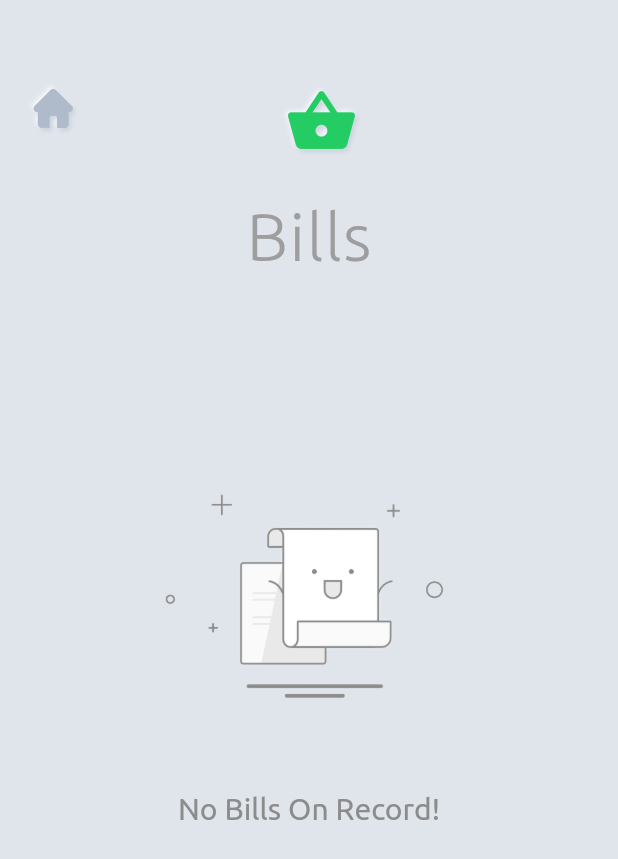
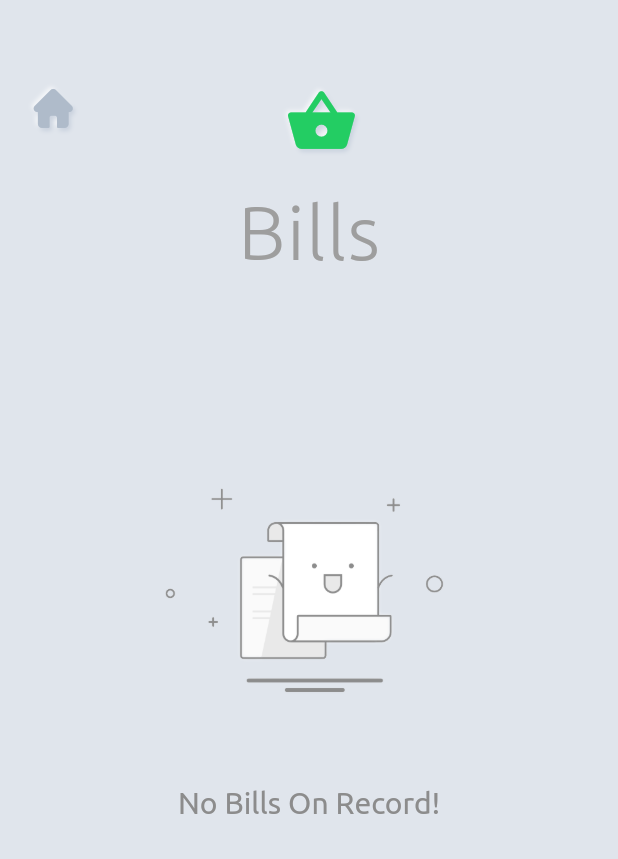
Before and after one commit to Laytoder/udus, a Flutter app: the HomePage screen opened directly with empty values, swiped to page 3, on a phone screen of 412 x 824 dp. Shown: the top 859 px of the screen. Run offline on Flutter 3.47's test engine with Material 2 defaults, Android fonts, the phone set to English and light mode, and no system bars; drawn by our look-alikes of flutter_neumorphic; our stand-ins replace cached_network_image, carousel_slider, circular_profile_avatar, cloud_firestore, connectivity, firebase_auth and 17 more; missing offline and left inert: angles, flutter_polyline_points, geoflutterfire, google_directions_api, google_map_location_picker; accounts and stored records are empty; statements that could not run were skipped; project files that could hold a hidden picture were left out.

Commit message:
dont know changes

```diff
--- a/lib/Pages/billPage.dart
+++ b/lib/Pages/billPage.dart
@@ -234,8 +234,9 @@ class _BillPageState extends State<BillPage> {
                               ),
                               trailing: Text(
                                 '\u20B9' +
-                                    widget.vegetables[index].price.toString() +
-                                    '/kg',
+                                    (widget.vegetables[index].price *
+                                            widget.vegetables[index].quantity)
+                                        .toString(),
                                 style: TextStyle(
                                   fontWeight: FontWeight.w400,
                                   fontSize: (14 / 678) * height,
--- a/lib/Pages/homePage.dart
+++ b/lib/Pages/homePage.dart
@@ -301,16 +301,7 @@ class _HomePageState extends State<HomePage>
                     physics: NeverScrollableScrollPhysics(),
                     scrollDirection: Axis.vertical,
                     children: <Widget>[
-                      RefreshIndicator(
-                        backgroundColor: Color.fromRGBO(35, 205, 99, 1.0),
-                        color: Colors.white,
-                        displacement: 100,
-                        onRefresh: () async {
-                          return (await widget.refreshVendors());
-                        },
-                        child: SingleChildScrollView(
-                          physics: AlwaysScrollableScrollPhysics(),
-                          child: Stack(
+                      Stack(
                         children: <Widget>[
                           /*SizedBox(
                                 height: (80 / 678) * height,
@@ -399,8 +390,7 @@ class _HomePageState extends State<HomePage>
                                         ),
                                       ],
                                       color: Color.fromRGBO(35, 205, 99, 1),
-                                          borderRadius:
-                                              BorderRadius.circular(100),
+                                      borderRadius: BorderRadius.circular(100),
                                     ),
                                     /*child: Center(
                                           child: Container(
@@ -416,19 +406,16 @@ class _HomePageState extends State<HomePage>
                                         ),*/
                                     child: Neumorphic(
                                       style: NeumorphicStyle(
-                                            boxShape:
-                                                NeumorphicBoxShape.roundRect(
+                                        boxShape: NeumorphicBoxShape.roundRect(
                                           BorderRadius.circular(100),
                                         ),
                                         border: NeumorphicBorder(
                                           width: 0.5,
                                           //color: Colors.white,
                                         ),
-                                            shadowLightColor:
-                                                Colors.transparent,
+                                        shadowLightColor: Colors.transparent,
                                         shape: NeumorphicShape.concave,
-                                            color:
-                                                Color.fromRGBO(35, 205, 99, 1),
+                                        color: Color.fromRGBO(35, 205, 99, 1),
                                         depth: 20,
                                       ),
                                       child: Center(
@@ -437,8 +424,8 @@ class _HomePageState extends State<HomePage>
                                             'assets/truck.svg',
                                             height: 32.5,
                                             width: 32.5,
-                                                color: Color.fromRGBO(
-                                                    13, 47, 61, 1),
+                                            color:
+                                                Color.fromRGBO(13, 47, 61, 1),
                                             //color: Color(0xffE0E5EC),
                                           ),
                                         ),
@@ -460,14 +447,12 @@ class _HomePageState extends State<HomePage>
                                               shape: RoundedRectangleBorder(
                                                   borderRadius:
                                                       BorderRadius.circular(
-                                                              (10 / 678) *
-                                                                  height)),
+                                                          (10 / 678) * height)),
                                               title: Center(
                                                 child: Text(
                                                   'Sorry, you can only call one vendor at a time',
                                                   style: TextStyle(
-                                                        fontWeight:
-                                                            FontWeight.w400,
+                                                    fontWeight: FontWeight.w400,
                                                     fontSize:
                                                         (14 / 678) * height,
                                                   ),
@@ -477,8 +462,7 @@ class _HomePageState extends State<HomePage>
                                           },
                                         );
                                       } else {
-                                            manageTrip(
-                                                context, false, setState);
+                                        manageTrip(context, false, setState);
                                       }
                                     }
                                   },
@@ -495,7 +479,7 @@ class _HomePageState extends State<HomePage>
                                   /*buttonColor:
                                           Color.fromRGBO(35, 205, 99, 1),*/
                                   label: Text(
-                                        "Slide to Call Vendor",
+                                    "Slide to Request Vendor",
                                     style: TextStyle(
                                         fontFamily: 'Ubuntu',
                                         //color: Colors.white,
@@ -512,9 +496,9 @@ class _HomePageState extends State<HomePage>
                                         ),
                                       ),*/
                                 ),
-                                    SizedBox(
+                                /*SizedBox(
                                   height: 40,
-                                    )
+                                )*/
                                 /*Container(
                                       width: width,
                                       color: Colors.transparent,
@@ -668,8 +652,6 @@ class _HomePageState extends State<HomePage>
                               ),
                             ),*/
                         ],
-                          ),
-                        ),
                       ),
                       Center(
                         child: Center(
--- a/lib/Pages/otpPage.dart
+++ b/lib/Pages/otpPage.dart
@@ -116,6 +116,7 @@ class _OTPPageState extends State<OTPPage> with SingleTickerProviderStateMixin {
         Scaffold(
           backgroundColor: Color(0xffE0E5EC),
           appBar: AppBar(
+            backgroundColor: Color(0xffE0E5EC),
             title: invalidState
                 ? Text(
                     'Invalid OTP',
--- a/lib/helpers/nearbyVendorQueryHelper.dart
+++ b/lib/helpers/nearbyVendorQueryHelper.dart
@@ -59,7 +59,7 @@ class NearbyVendorQueryHelper {
               ),
             ),
             title: const Text(
-              'Where Should Hawfer Come?',
+              'Where Should Our Hawfer Come?',
               style: TextStyle(
                 color: Color.fromRGBO(13, 47, 61, 1),
                 fontFamily: 'Ubuntu',
--- a/lib/widgets/pageHeading.dart
+++ b/lib/widgets/pageHeading.dart
@@ -11,13 +11,13 @@ class PageHeading extends StatelessWidget {
     width = MediaQuery.of(context).size.width;
     return Padding(
       padding: EdgeInsets.symmetric(
-        vertical: (30 / 678) * height,
-        horizontal: (16 / 360) * width,
+        vertical: 30,
+        horizontal: 16,
       ),
       child: Text(
         heading,
         style: TextStyle(
-            fontSize: (36 / 678) * height,
+            fontSize: (36 / (678 * 360)) * height * width,
             color: Colors.grey[500],
             fontWeight: FontWeight.w300,
             letterSpacing: 1),
```
Also changed, not shown: lib/Pages/VendorPage.dart (+29 -36 lines), lib/Pages/map.dart (+14 -1 lines), lib/widgets/mapPanel.dart (+16 -4 lines). Lines whose indentation alone changed are shown as unchanged.
